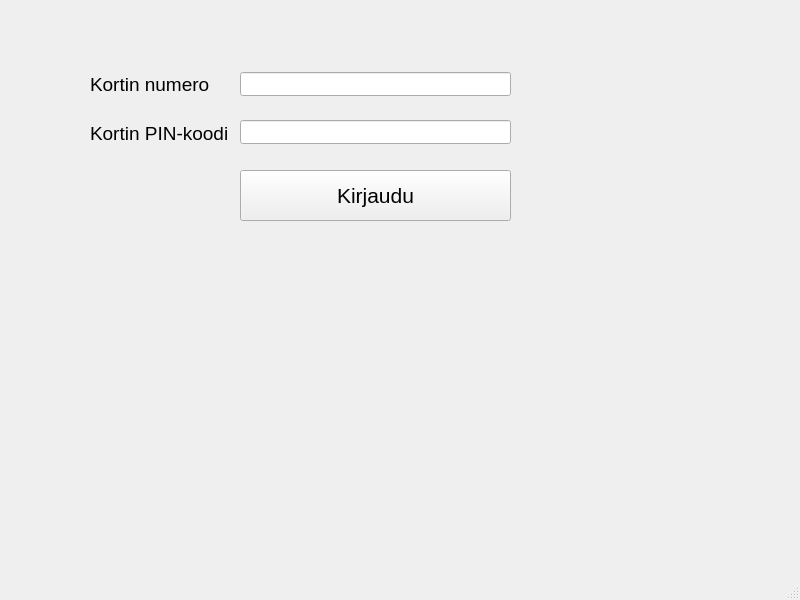
This is frontend/mainwindow.ui in 22kmo-project/group_6 as Qt 5 draws it before an edit. The edited form follows.
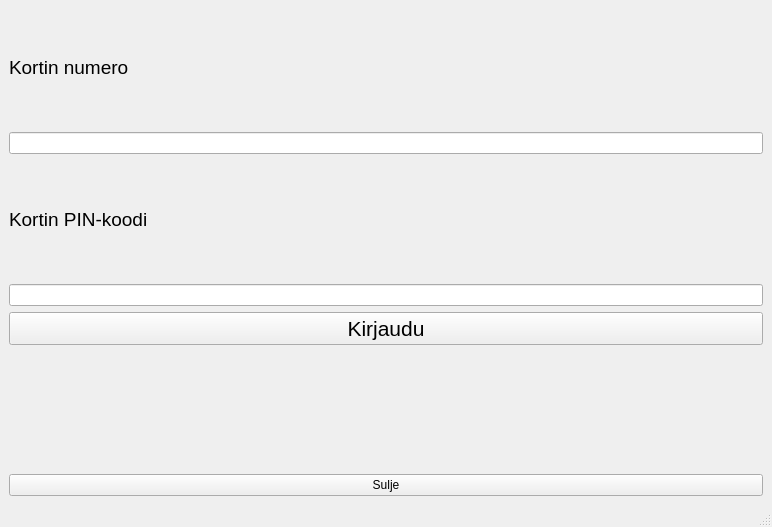
This is the edited form.

The edit to the form file:
```diff
--- a/frontend/mainwindow.ui
+++ b/frontend/mainwindow.ui
@@ -6,23 +6,17 @@
    <rect>
     <x>0</x>
     <y>0</y>
-    <width>800</width>
-    <height>600</height>
+    <width>772</width>
+    <height>527</height>
    </rect>
   </property>
   <property name="windowTitle">
    <string>MainWindow</string>
   </property>
   <widget class="QWidget" name="centralwidget">
+   <layout class="QVBoxLayout" name="verticalLayout">
+    <item>
    <widget class="QLabel" name="label">
-    <property name="geometry">
-     <rect>
-      <x>90</x>
-      <y>71</y>
-      <width>131</width>
-      <height>26</height>
-     </rect>
-    </property>
     <property name="font">
      <font>
       <pointsize>14</pointsize>
@@ -32,28 +26,31 @@
      <string>Kortin numero</string>
     </property>
    </widget>
+    </item>
+    <item>
+     <widget class="QLineEdit" name="textIdUser"/>
+    </item>
+    <item>
+     <widget class="QLabel" name="label_2">
+      <property name="font">
+       <font>
+        <pointsize>14</pointsize>
+       </font>
+      </property>
+      <property name="text">
+       <string>Kortin PIN-koodi</string>
+      </property>
+     </widget>
+    </item>
+    <item>
    <widget class="QLineEdit" name="textcard_pin">
-    <property name="geometry">
-     <rect>
-      <x>240</x>
-      <y>120</y>
-      <width>271</width>
-      <height>24</height>
-     </rect>
-    </property>
     <property name="echoMode">
      <enum>QLineEdit::Password</enum>
     </property>
    </widget>
+    </item>
+    <item>
    <widget class="QPushButton" name="btnLogin">
-    <property name="geometry">
-     <rect>
-      <x>240</x>
-      <y>170</y>
-      <width>271</width>
-      <height>51</height>
-     </rect>
-    </property>
     <property name="font">
      <font>
       <pointsize>16</pointsize>
@@ -63,43 +60,9 @@
      <string>Kirjaudu</string>
     </property>
    </widget>
-   <widget class="QLabel" name="label_2">
-    <property name="geometry">
-     <rect>
-      <x>90</x>
-      <y>120</y>
-      <width>151</width>
-      <height>26</height>
-     </rect>
-    </property>
-    <property name="font">
-     <font>
-      <pointsize>14</pointsize>
-     </font>
-    </property>
-    <property name="text">
-     <string>Kortin PIN-koodi</string>
-    </property>
-   </widget>
-   <widget class="QLineEdit" name="textIdUser">
-    <property name="geometry">
-     <rect>
-      <x>240</x>
-      <y>72</y>
-      <width>271</width>
-      <height>24</height>
-     </rect>
-    </property>
-   </widget>
+    </item>
+    <item>
    <widget class="QLabel" name="labelInfo">
-    <property name="geometry">
-     <rect>
-      <x>110</x>
-      <y>220</y>
-      <width>451</width>
-      <height>121</height>
-     </rect>
-    </property>
     <property name="font">
      <font>
       <pointsize>14</pointsize>
@@ -109,6 +72,15 @@
      <string/>
     </property>
    </widget>
+    </item>
+    <item>
+     <widget class="QPushButton" name="btnQuit">
+      <property name="text">
+       <string>Sulje</string>
+      </property>
+     </widget>
+    </item>
+   </layout>
   </widget>
   <widget class="QMenuBar" name="menubar">
    <property name="geometry">
```
Left out of the diff: 2 changed lines with no effect on the pictures. Lines whose indentation alone changed are shown as unchanged.
